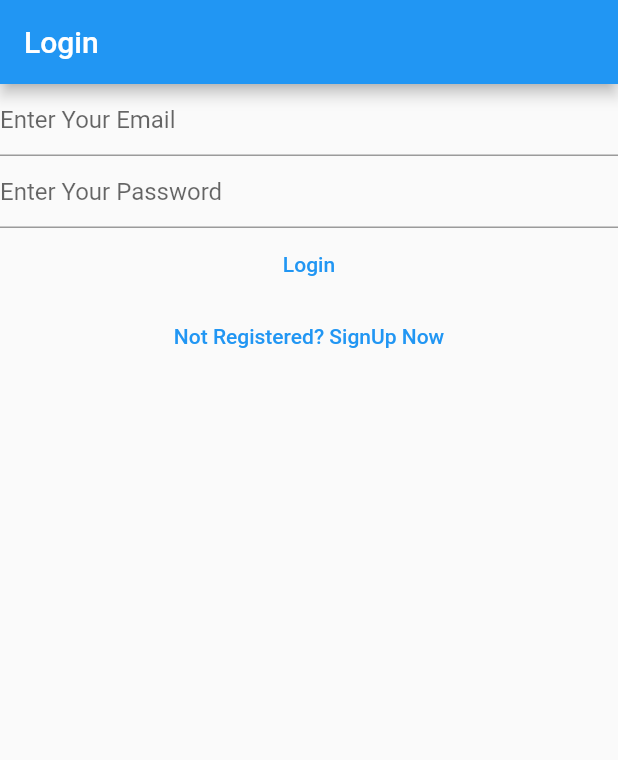
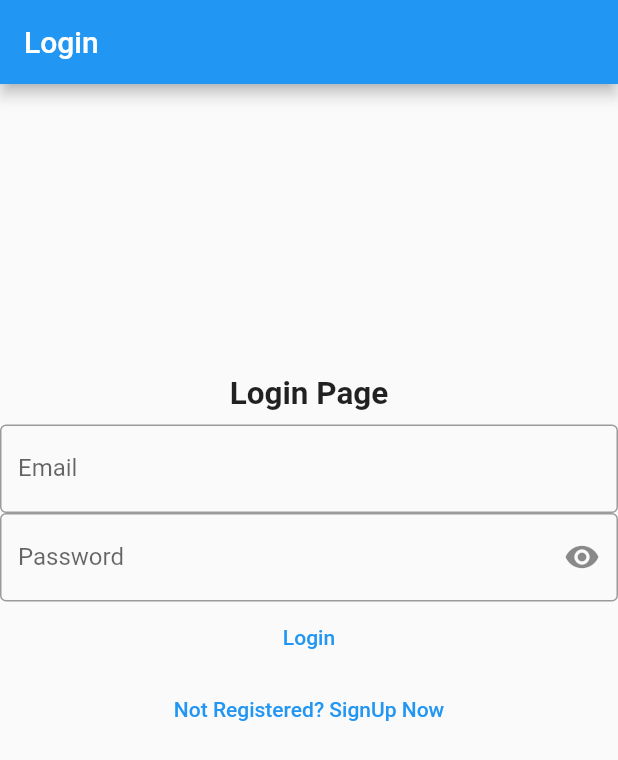
Before and after one commit to Hirdey-1999/Flutter-Projects, a Flutter app: the screen it shows after launch, on a phone screen of 412 x 824 dp. Shown: the top 760 px of the screen. Run offline on Flutter 3.47's test engine with Material 2 defaults, Android fonts, the phone set to English and light mode, and no system bars; our stand-ins replace firebase_auth, firebase_core; accounts and stored records are empty.

Commit message:
29-4-21(Changed Login View)

```diff
--- a/hirdey_mittal/lib/views/login_view.dart
+++ b/hirdey_mittal/lib/views/login_view.dart
@@ -15,6 +15,7 @@ class LoginView extends StatefulWidget {
 class _LoginViewState extends State<LoginView> {
   late final TextEditingController _email;
   late final TextEditingController _password;
+  bool _isObscure = true;
   @override
   void initState() {
     _email = TextEditingController();
@@ -32,21 +33,40 @@ class _LoginViewState extends State<LoginView> {
   Widget build(BuildContext context) {
     return Scaffold(
       appBar: AppBar(title: Text('Login'),),
-      body: Column(
+      body: Padding(
+        padding: const EdgeInsets.only(top: 194.0),
+        child: Column(
                 children: [
-                TextField(
+                  Title(color: Colors.black, child: Text('Login Page', style: TextStyle(fontWeight: FontWeight.bold, ),textScaleFactor: 1.5,)),
+                  Padding(
+                    padding: const EdgeInsets.only(top: 8.0),
+                    child: TextField(
                     controller: _email,
                     enableSuggestions: false,
                     autocorrect: false,
+
                     keyboardType: TextInputType.emailAddress,
-                decoration: InputDecoration(hintText: "Enter Your Email"),
+                    decoration: InputDecoration(border: OutlineInputBorder(),labelText: 'Email'),
+                ),
                   ),
                 TextField(
                   controller: _password,
-                obscureText: true,
+                  obscureText: _isObscure,
                   enableSuggestions: false,
                   autocorrect: false,
-                decoration: InputDecoration(hintText: "Enter Your Password",),
+                  decoration: InputDecoration(border: OutlineInputBorder(),labelText: 'Password',
+                  suffixIcon: IconButton(
+                    icon: Icon(
+                      _isObscure ? Icons.visibility : Icons.visibility_off,
+                    ),
+                    onPressed: () {
+                      setState(() {
+                        _isObscure = !_isObscure;
+                      });
+                    },
+                  )
+                  ),
+
                 ),
                 TextButton(onPressed: () async {
 
@@ -72,6 +92,7 @@ class _LoginViewState extends State<LoginView> {
                 }, child: const Text('Not Registered? SignUp Now'))
               ],
             ),
+      ),
     );
   }
 }
```
Lines whose indentation alone changed are shown as unchanged.
